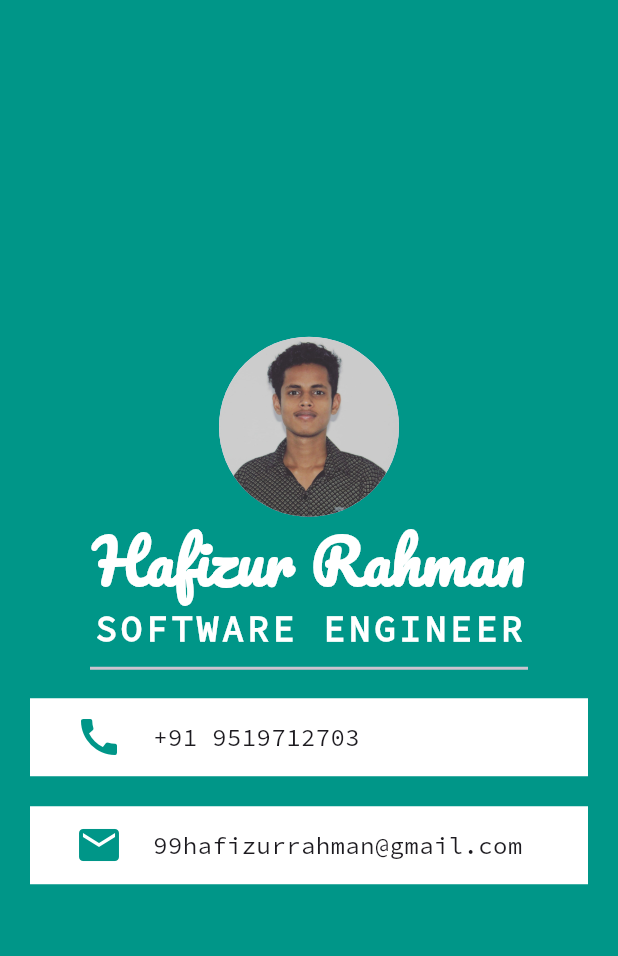
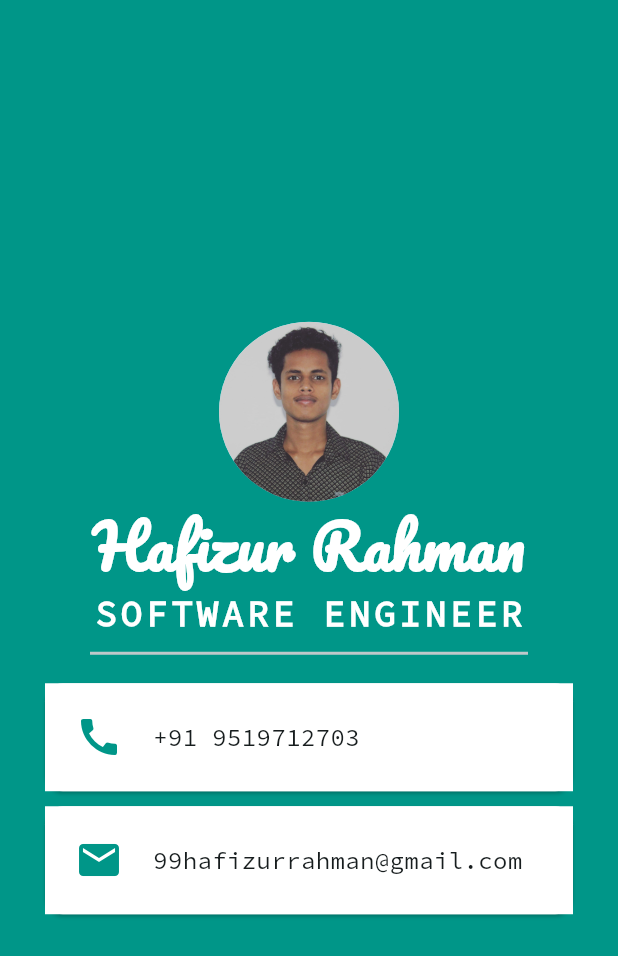
Before and after one commit to hafeez25/mi_card_flutter, a Flutter app: the screen it shows after launch, on a phone screen of 412 x 824 dp. Shown: the top 956 px of the screen. Run offline on Flutter 3.47's test engine with Material 3 defaults, Android fonts, the phone set to English and light mode, and no system bars.

Commit message:
Card class added

```diff
--- a/lib/main.dart
+++ b/lib/main.dart
@@ -14,7 +14,7 @@ class MyApp extends StatelessWidget {
         debugShowCheckedModeBanner: false,
         title: 'Flutter Demo',
         theme: ThemeData(
-          colorScheme: ColorScheme.fromSeed(seedColor: Colors.deepPurple),
+          colorScheme: ColorScheme.fromSeed(seedColor: Colors.white),
           useMaterial3: true,
         ),
         home: Scaffold(
@@ -51,42 +51,57 @@ class MyApp extends StatelessWidget {
                     indent: 60,
                     endIndent: 60,
                   ),
-                  Container(
+                  Card(
+                    margin: EdgeInsets.symmetric(vertical: 10, horizontal: 30),
+                    child: Container(
                       color: Colors.white,
-                    margin: EdgeInsets.symmetric(vertical: 10, horizontal: 20),
-                    padding: EdgeInsets.symmetric(vertical: 10, horizontal: 30),
-                    child: const Row(
+                      child: const Padding(
+                        padding: EdgeInsets.all(20.0),
+                        child: Row(
                           children: [
                             Icon(
                               Icons.call,
                               color: Colors.teal,
                               size: 32,
                             ),
-                        SizedBox(width: 20,),
+                            SizedBox(
+                              width: 20,
+                            ),
                             Text(
                               '+91 9519712703',
-                          style: TextStyle(fontFamily: 'SourceCodePro',fontSize: 16),
+                              style: TextStyle(
+                                  fontFamily: 'SourceCodePro', fontSize: 16),
                             )
                           ],
                         ),
                       ),
-                  Container(
+                    ),
+                  ),
+                  Card(
                     color: Colors.white,
-                    margin: EdgeInsets.symmetric(vertical: 10, horizontal: 20),
-                    padding: EdgeInsets.symmetric(vertical: 10, horizontal: 30),
-                    child: const Row(
+                    margin: EdgeInsets.symmetric(vertical: 0, horizontal: 30),
+                    child: Container(
+                      color: Colors.white,
+                      child: const Padding(
+                        padding: EdgeInsets.all(20.0),
+                        child: Row(
                           children: [
                             Icon(
                               Icons.email,
                               color: Colors.teal,
                               size: 32,
                             ),
-                        SizedBox(width: 20,),
+                            SizedBox(
+                              width: 20,
+                            ),
                             Text(
                               '99hafizurrahman@gmail.com',
-                          style: TextStyle(fontFamily: 'SourceCodePro',fontSize: 16),
+                              style: TextStyle(
+                                  fontFamily: 'SourceCodePro', fontSize: 16),
                             )
                           ],
+                        ),
+                      ),
                     ),
                   ),
                 ],
```
Lines whose indentation alone changed are shown as unchanged.
